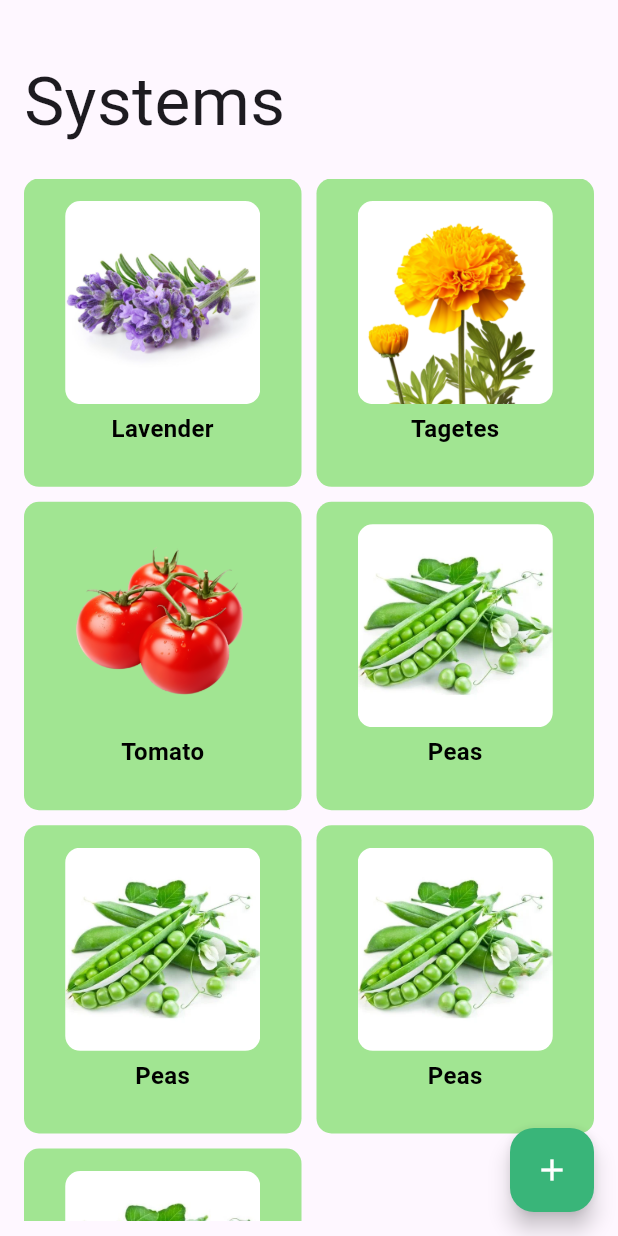
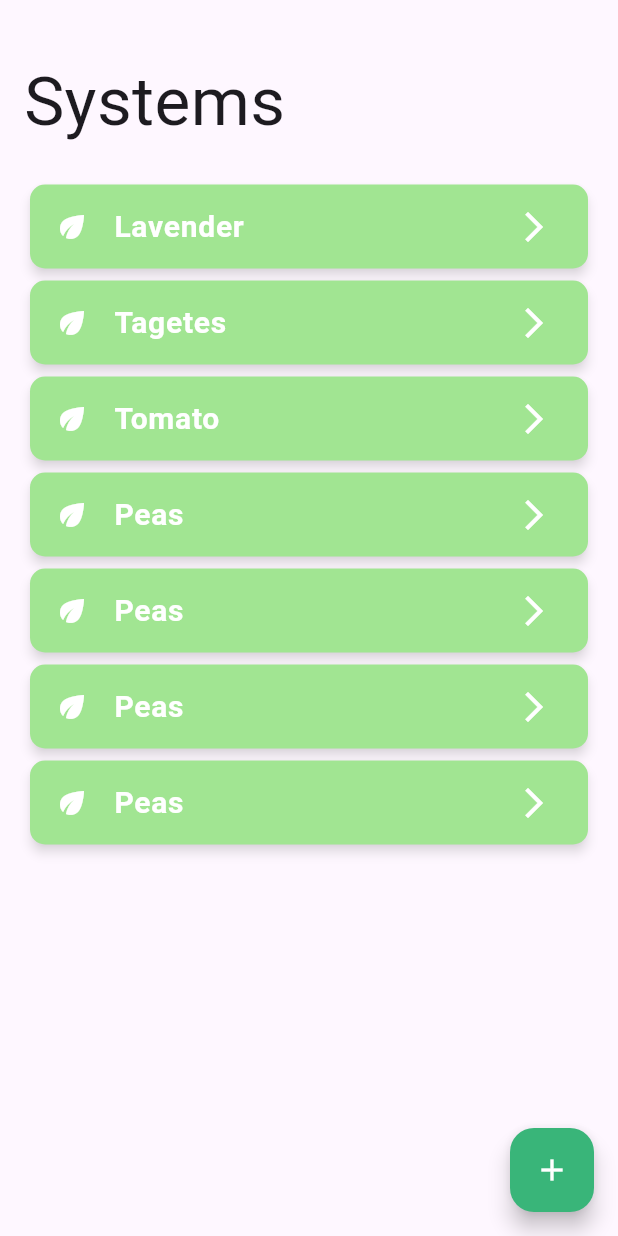
Before and after one commit to Abo-khalil/final_project, a Flutter app: the Systempage screen opened directly, on a phone screen of 412 x 824 dp. Run offline on Flutter 3.47's test engine with Material 3 defaults, Android fonts, the phone set to English and light mode, and no system bars; our stand-ins replace curved_navigation_bar, percent_indicator.

Commit message:
edditing in signup page and system page

```diff
--- a/lib/pages/bottom_nav_bar/navigation_bar.dart
+++ b/lib/pages/bottom_nav_bar/navigation_bar.dart
@@ -16,7 +16,7 @@ class _BottomBar extends State<BottomBar> {
   late List<Widget> pages;
   int index = 0;
 
-   @override
+  @override
   void initState() {
     super.initState();
     pages = [
--- a/lib/pages/system_page/widgets/systempage_body.dart
+++ b/lib/pages/system_page/widgets/systempage_body.dart
@@ -33,13 +33,7 @@ class _SystempageBodyState extends State<SystempageBody> {
           height: 20,
         ),
         Expanded(
-          child: GridView.builder(
-            gridDelegate: const SliverGridDelegateWithFixedCrossAxisCount(
-              crossAxisCount: 2,
-              mainAxisSpacing: 10.0,
-              crossAxisSpacing: 10.0,
-              childAspectRatio: 0.9,
-            ),
+          child: ListView.builder(
             itemCount: sys.length,
             itemBuilder: (context, index) {
               return GestureDetector(
@@ -51,46 +45,26 @@ class _SystempageBodyState extends State<SystempageBody> {
                           builder: (context) => const SystemActivate()),
                     );
                   },
-                child: Container(
-                  decoration: BoxDecoration(
+                  child: Card(
+                    color: const Color(0xFFA1E592),
+                    elevation: 3,
+                    shadowColor: Colors.grey.withOpacity(0.4),
+                    shape: RoundedRectangleBorder(
                       borderRadius: BorderRadius.circular(10),
-                    color: const Color(0xFFA1E592),
                     ),
-                  child: Column(
-                    mainAxisAlignment: MainAxisAlignment.center,
-                    children: [
-                      Expanded(
-                        flex: 3,
-                        child: Padding(
-                          padding: const EdgeInsets.only(top: 15),
-                          child: ClipRRect(
-                            borderRadius: BorderRadius.circular(10),
-                            child: Image.asset(
-                              sys[index]["img"],
-                              height: 120,
-                              width: 130,
-                              fit: BoxFit.cover,
-                            ),
-                          ),
-                        ),
-                      ),
-                      const SizedBox(height: 5),
-                      Expanded(
-                        flex: 1,
-                        child: Text(
+                    child: ListTile(
+                      leading: const Icon(Icons.eco, color: Colors.white),
+                      title: Text(
                         sys[index]["name"],
                         style: const TextStyle(
-                            fontSize: 16,
+                            fontSize: 20,
                             fontWeight: FontWeight.bold,
-                            color: Colors.black,
+                            color: Colors.white),
                       ),
-                          textAlign: TextAlign.center,
+                      trailing: const Icon(Icons.arrow_forward_ios,
+                          color: Colors.white),
                     ),
-                      ),
-                    ],
-                  ),
-                ),
-              );
+                  ));
             },
           ),
         )
```
Also changed, not shown: lib/pages/signup_page/widgets/signup_body.dart (+29 -10 lines). Lines whose indentation alone changed are shown as unchanged.
